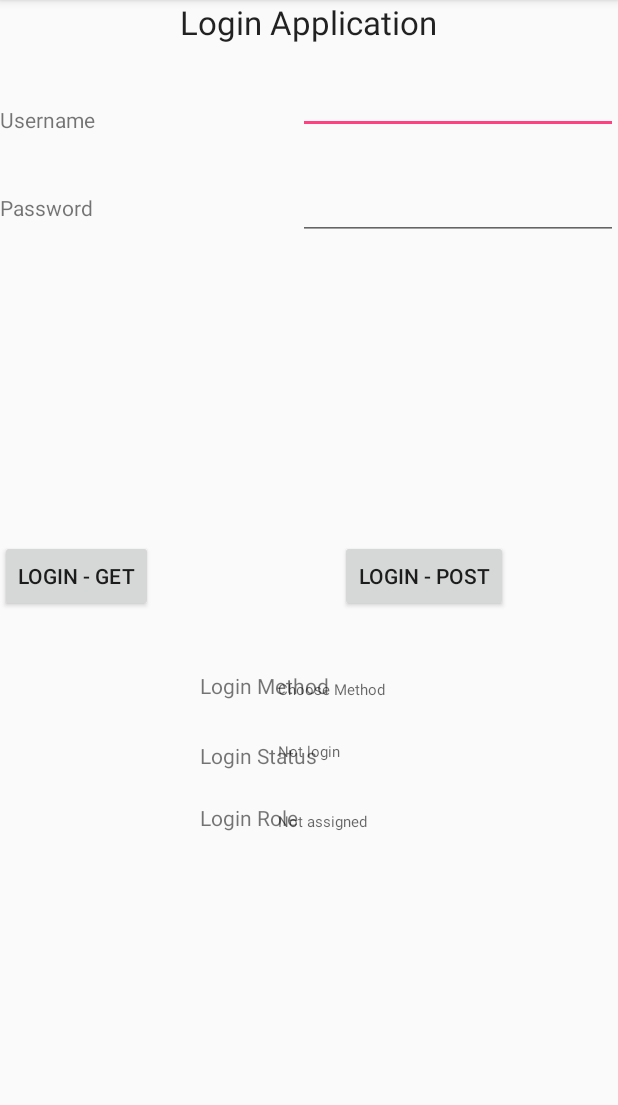
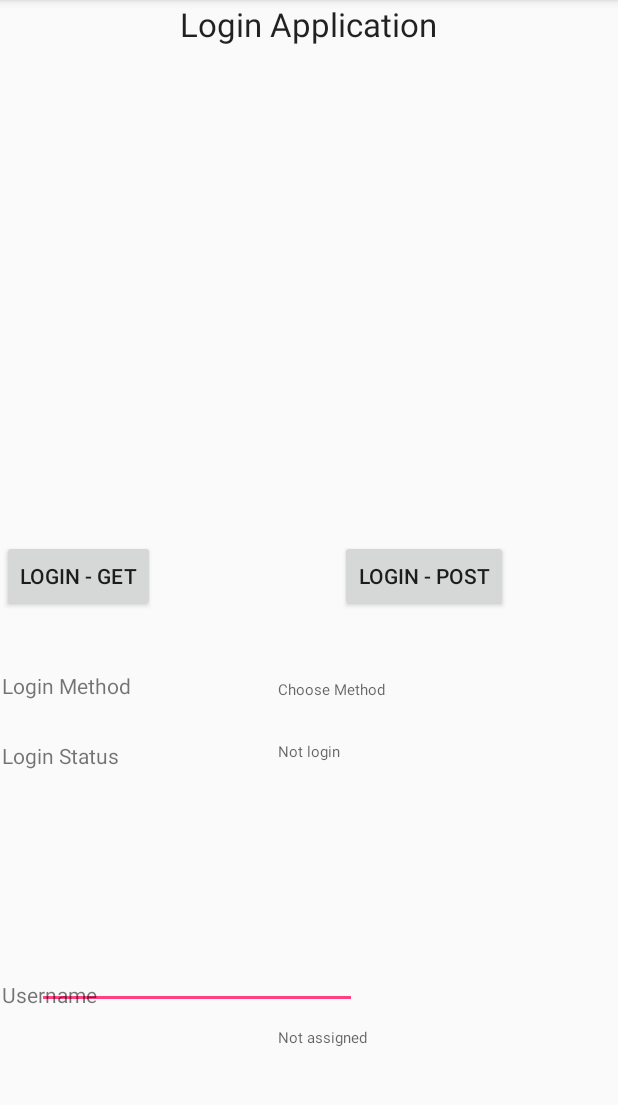
Before and after one commit to cp0153/DB2P3, an Android app: the screen it shows after launch (MainActivity), on a phone screen of 412 x 824 dp, the part 84-1189 px from its top. Run offline under Robolectric (Android 15) with nearby library versions, the phone set to English and light mode, and no system bars.

Commit message:
update, then strip this down to the min

```diff
--- a/DB2P3/app/src/main/java/downing/pearce/db2p3/MainActivity.java
+++ b/DB2P3/app/src/main/java/downing/pearce/db2p3/MainActivity.java
@@ -8,8 +8,8 @@ import android.widget.TextView;
 
 public class MainActivity extends AppCompatActivity {
 
-    private EditText usernameField,passwordField;
-    private TextView status,role,method;
+    private EditText usernameField, passwordField;
+    private TextView status, role, method;
 
     @Override
     protected void onCreate(Bundle savedInstanceState) {
@@ -23,8 +23,6 @@ public class MainActivity extends AppCompatActivity {
         role = (TextView)findViewById(R.id.textView7);
         method = (TextView)findViewById(R.id.textView9);
     }
-
-
 
     public void login(View view){
         String username = usernameField.getText().toString();
--- a/DB2P3/app/src/main/res/layout/activity_main.xml
+++ b/DB2P3/app/src/main/res/layout/activity_main.xml
@@ -3,6 +3,10 @@
     xmlns:tools="http://schemas.android.com/tools"
     android:layout_width="match_parent"
     android:layout_height="match_parent"
+    android:paddingBottom="@dimen/activity_vertical_margin"
+    android:paddingLeft="@dimen/activity_horizontal_margin"
+    android:paddingRight="@dimen/activity_horizontal_margin"
+    android:paddingTop="@dimen/activity_vertical_margin"
     tools:context=".MainActivity" >
 
     <EditText
@@ -20,10 +24,11 @@
         android:id="@+id/editText1"
         android:layout_width="wrap_content"
         android:layout_height="wrap_content"
-        android:layout_alignParentRight="true"
-        android:layout_alignParentTop="true"
-        android:layout_marginTop="44dp"
-        android:ems="10" >
+        android:ems="10"
+        android:layout_alignParentBottom="true"
+        android:layout_alignParentStart="true"
+        android:layout_marginStart="23dp"
+        android:layout_marginBottom="94dp">
 
         <requestFocus android:layout_width="wrap_content" />
 
--- /dev/null
+++ b/DB2P3/app/src/main/res/values/dimens.xml
@@ -0,0 +1,5 @@
+<?xml version="1.0" encoding="utf-8"?>
+<resources>
+    <dimen name="activity_vertical_margin">1dp</dimen>
+    <dimen name="activity_horizontal_margin">1dp</dimen>
+</resources>
```
